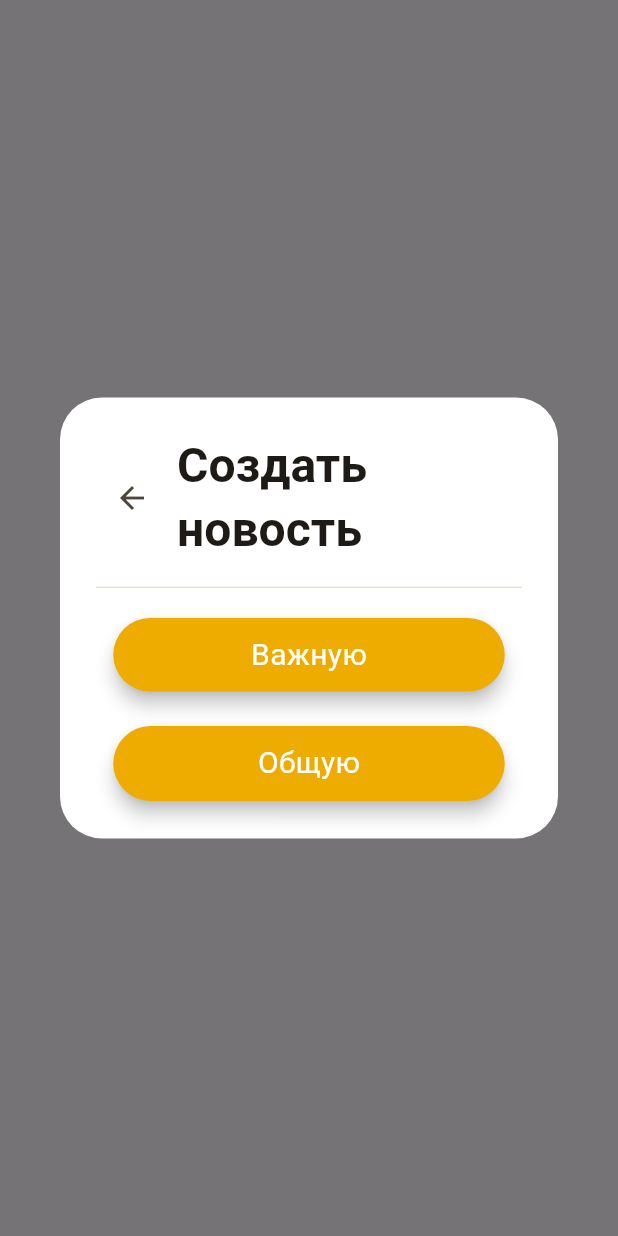
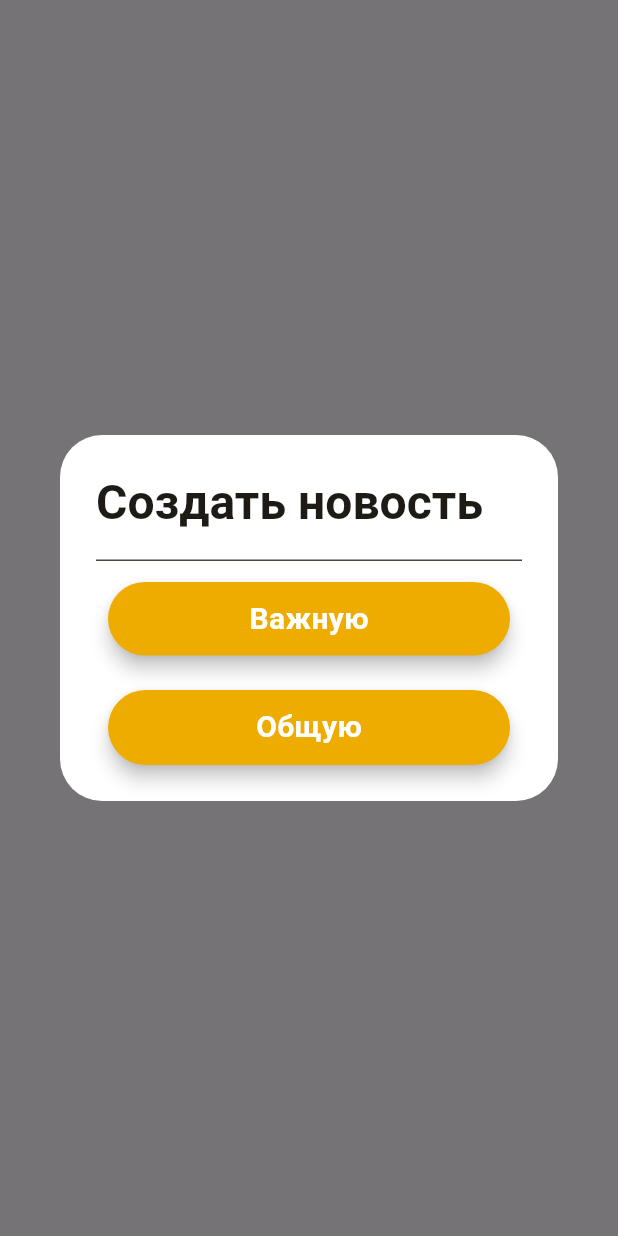
Before and after one commit to xander-07/IQJ, a Flutter app: what admin_button() shows on an empty page, opened directly, on a phone screen of 412 x 824 dp. Run offline on Flutter 3.47's test engine with Material 3 defaults, Android fonts, the phone set to English and light mode, and no system bars; our stand-ins replace bloc, cloud_firestore, firebase_auth, firebase_core, flutter_bloc, flutter_linkify and 6 more; missing offline and left inert: dart:html; accounts and stored records are empty; network calls fail; project files that could hold a hidden picture were left out.

Commit message:
IQJ-10 Убрана кнопка arrow, исправлен размер виджета, цвета, текст(кнопка админ)

```diff
--- a/lib/features/news/admin/admin_button.dart
+++ b/lib/features/news/admin/admin_button.dart
@@ -6,82 +6,11 @@ import 'package:iqj/features/news/admin/special_news.dart';
 import 'package:iqj/features/news/presentation/bloc/news_bloc.dart';
 import 'package:iqj/features/news/presentation/screens/search/body_for_date/body.dart';
 
-// не удаляйте плиз :) нужно потом будет
-
-// void admin_button(BuildContext context,NewsBloc newsBloc) {
-//   TextEditingController _titleController = TextEditingController();
-//   TextEditingController _contentController = TextEditingController();
-//   // final _newsBloc = newsBloc.BlocProvider(
-//   //   create: (context) => NewsBloc(),
-//   //   child: Container(),
-//   // );
-//   GlobalKey<RefreshIndicatorState> _refreshIndicatorKey = GlobalKey<RefreshIndicatorState>();
-
-//   showDialog(
-//       context: context,
-//       builder: (BuildContext context) {
-//         return AlertDialog(
-//           title: Text('Add News'),
-//           content: Column(
-//             mainAxisSize: MainAxisSize.min,
-//             children: <Widget>[
-//               TextField(
-//                 controller: _titleController,
-//                 decoration: InputDecoration(hintText: 'Title'),
-//               ),
-//               TextField(
-//                 controller: _contentController,
-//                 decoration: InputDecoration(hintText: 'Content'),
-//               ),
-//             ],
-//           ),
-//           actions: <Widget>[
-//             TextButton(
-//               child: Text('Cancel'),
-//               onPressed: () {
-//                 Navigator.of(context).pop();
-//               },
-//             ),
-//             TextButton(
-//               child: Text('Add'),
-//               onPressed: () {
-//                 // NewsModel news = NewsModel(
-//                 //   title: _titleController.text,
-//                 //   content: _contentController.text,
-//                 // );
-//                 // newsBloc.add(AddNews(news));
-//                 final NewsSmall news = NewsSmall(
-//                   thumbnail: "https://cdn.dummyjson.com/product-images/1/thumbnail.jpg",
-//                 title: _titleController.text,
-//                 date: "13.12.2005 :)",
-//                 description: _contentController.text,
-//                 );
-//                 //newsbloc.add(AddNewsEvent(news: news));
-//                 newsBloc.add(AddNewsEvent(news: news));
-//                 Navigator.of(context).pop();
-//                 Future.delayed(Duration.zero, () {
-//                   _refreshIndicatorKey.currentState?.show();
-//                 });
-//               },
-//             ),
-//           ],
-//         );
-//       },
-//     );
-// }
-
 Future<void> admin_button(BuildContext context) async {
   final AlertDialog alert = AlertDialog(
-    title: Row(
+    title: const Row(
       children: [
-        IconButton(
-          onPressed: () {
-            Navigator.of(context).pop();
-          },
-          icon: const Icon(Icons.arrow_back),
-        ),
-        const Padding(padding: EdgeInsets.only(right: 6)),
-        const Flexible(
+        Flexible(
           child: Text(
             "Создать новость",
             overflow: TextOverflow.clip,
@@ -95,46 +24,42 @@ Future<void> admin_button(BuildContext context) async {
     ),
     backgroundColor: Theme.of(context).colorScheme.background,
     surfaceTintColor: Colors.white,
-    content: two_button_add_news(context),
+    content: ConstrainedBox(
+      constraints: BoxConstraints(),
+      child: two_button_add_news(context),
+    ),
   );
 
   showDialog(
     context: context,
     builder: (BuildContext context) {
-      return WillPopScope(
-        onWillPop: () async {
-          Navigator.of(context).pop();
-          return true;
-        },
-        child: alert,
-      );
+      return alert;
     },
   );
 }
 
+
+
 Widget two_button_add_news(BuildContext context) {
-  return Container(
-    height: 144,
-    width: 325,
-    decoration: BoxDecoration(
+  return Wrap(
+    children: [
+      Container(
+        decoration: const BoxDecoration(
           color: Colors.transparent,
           border: Border(
             top: BorderSide(
-          color: Theme.of(context).colorScheme.surfaceVariant,
+              color: Color(0xFF48483D),
             ),
           ),
         ),
         child: Column(
           children: [
-        const Padding(
-          padding: EdgeInsets.only(top: 12),
-        ),
+            const SizedBox(height: 6),
             SizedBox(
               height: 65,
-          width: 277,
+              width: 325,
               child: Padding(
-            padding:
-                const EdgeInsets.only(top: 8, left: 8, right: 8, bottom: 8),
+                padding: const EdgeInsets.all(8),
                 child: Material(
                   color: const Color.fromRGBO(239, 172, 0, 1),
                   shape: const StadiumBorder(),
@@ -149,12 +74,12 @@ Widget two_button_add_news(BuildContext context) {
                       );
                     },
                     child: const Center(
-                  //padding: EdgeInsets.symmetric(horizontal: 20.0, vertical: 10.0),
                       child: Text(
                         'Важную',
                         style: TextStyle(
                           fontSize: 20,
                           color: Colors.white,
+                          fontWeight: FontWeight.bold,
                         ),
                       ),
                     ),
@@ -164,7 +89,7 @@ Widget two_button_add_news(BuildContext context) {
             ),
             SizedBox(
               height: 65,
-          width: 277,
+              width: 325,
               child: Padding(
                 padding: const EdgeInsets.only(top: 15, left: 8, right: 8),
                 child: Material(
@@ -180,12 +105,12 @@ Widget two_button_add_news(BuildContext context) {
                       );
                     },
                     child: const Center(
-                  //padding: EdgeInsets.symmetric(horizontal: 20.0, vertical: 10.0),
                       child: Text(
                         'Общую',
                         style: TextStyle(
                           fontSize: 20,
                           color: Colors.white,
+                          fontWeight: FontWeight.bold,
                         ),
                       ),
                     ),
@@ -195,5 +120,7 @@ Widget two_button_add_news(BuildContext context) {
             ),
           ],
         ),
+      ),
+    ],
   );
 }
--- a/lib/features/news/presentation/screens/news_screen.dart
+++ b/lib/features/news/presentation/screens/news_screen.dart
@@ -92,8 +92,8 @@ class _NewsBloc extends State<NewsScreen> {
       //   title: const Text('News'),
       // ),
       floatingActionButton: Container(
-        width: 50.0, // Задаем ширину
-        height: 50.0, // Задаем высоту
+        width: 52.0, // Задаем ширину
+        height: 52.0, // Задаем высоту
         decoration: BoxDecoration(
           color: Theme.of(context).colorScheme.primary, // Цвет кнопки
           borderRadius: BorderRadius.circular(10.0),
```
Lines whose indentation alone changed are shown as unchanged.
